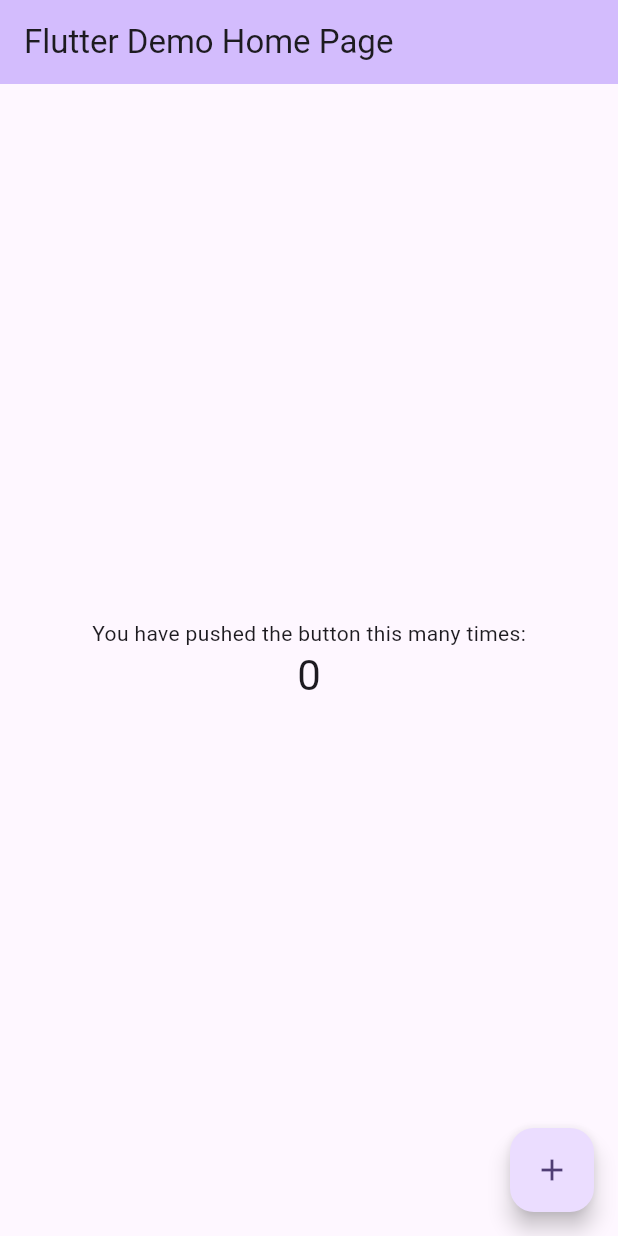
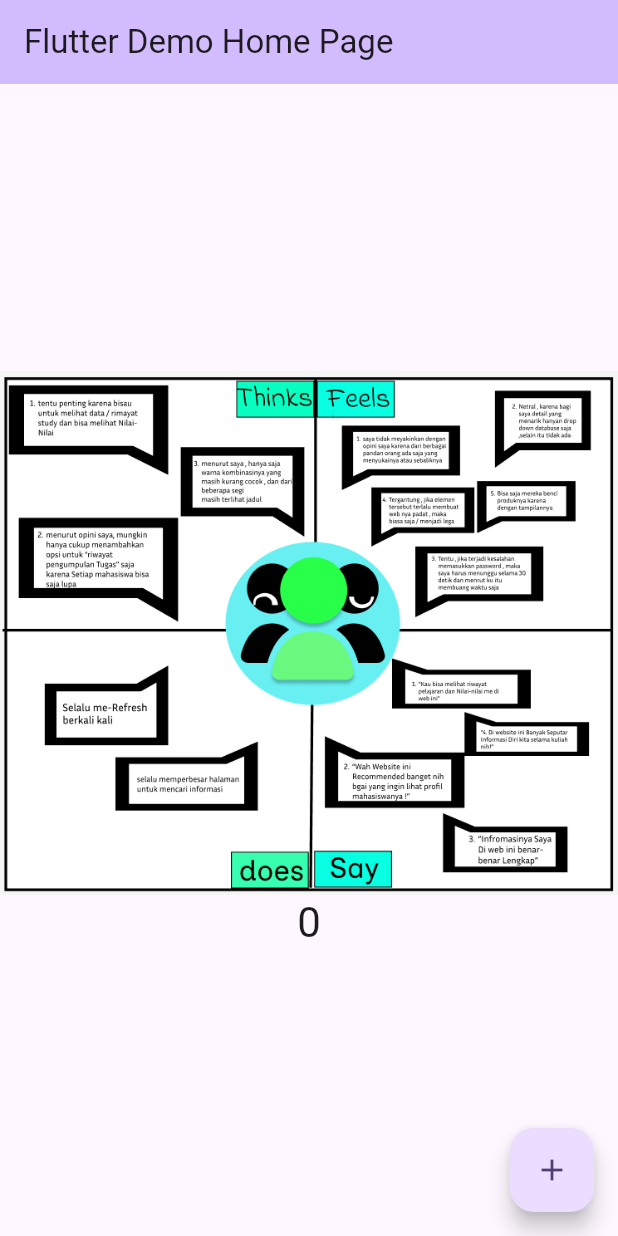
Before and after one commit to EvanKusuma2004/flutter-fundamental-latih1, a Flutter app: the screen it shows after launch, on a phone screen of 412 x 824 dp. Run offline on Flutter 3.47's test engine with Material 3 defaults, Android fonts, the phone set to English and light mode, and no system bars.

Commit message:
sudah nih

```diff
--- /dev/null
+++ b/lib/basic_widgets/image_widget.dart
@@ -0,0 +1,12 @@
+import 'package:flutter/material.dart';
+
+class MyImageWidget extends StatelessWidget {
+  const MyImageWidget({Key? key}) : super(key: key);
+
+  @override
+  Widget build(BuildContext context) {
+    return const Image(
+      image: AssetImage("assets/Evan.png")
+    );
+  }
+}
--- a/lib/main.dart
+++ b/lib/main.dart
@@ -1,4 +1,6 @@
 import 'package:flutter/material.dart';
+import 'basic_widgets/text_widget.dart';
+import 'basic_widgets/image_widget.dart';
 
 void main() {
   runApp(const MyApp());
@@ -104,7 +106,7 @@ class _MyHomePageState extends State<MyHomePage> {
           // wireframe for each widget.
           mainAxisAlignment: MainAxisAlignment.center,
           children: <Widget>[
-            const Text('You have pushed the button this many times:'),
+            const MyImageWidget(),
             Text(
               '$_counter',
               style: Theme.of(context).textTheme.headlineMedium,
--- a/pubspec.yaml
+++ b/pubspec.yaml
@@ -58,8 +58,8 @@ flutter:
   uses-material-design: true
 
   # To add assets to your application, add an assets section, like this:
-  # assets:
-  #   - images/a_dot_burr.jpeg
+  assets:
+     - assets/Evan.png
   #   - images/a_dot_ham.jpeg
 
   # An image asset can refer to one or more resolution-specific "variants", see
```
Also changed, not shown: lib/basic_widgets/text_widget.dart (added, +13 -0 lines), assets/Evan.png (added), 1 other file.
